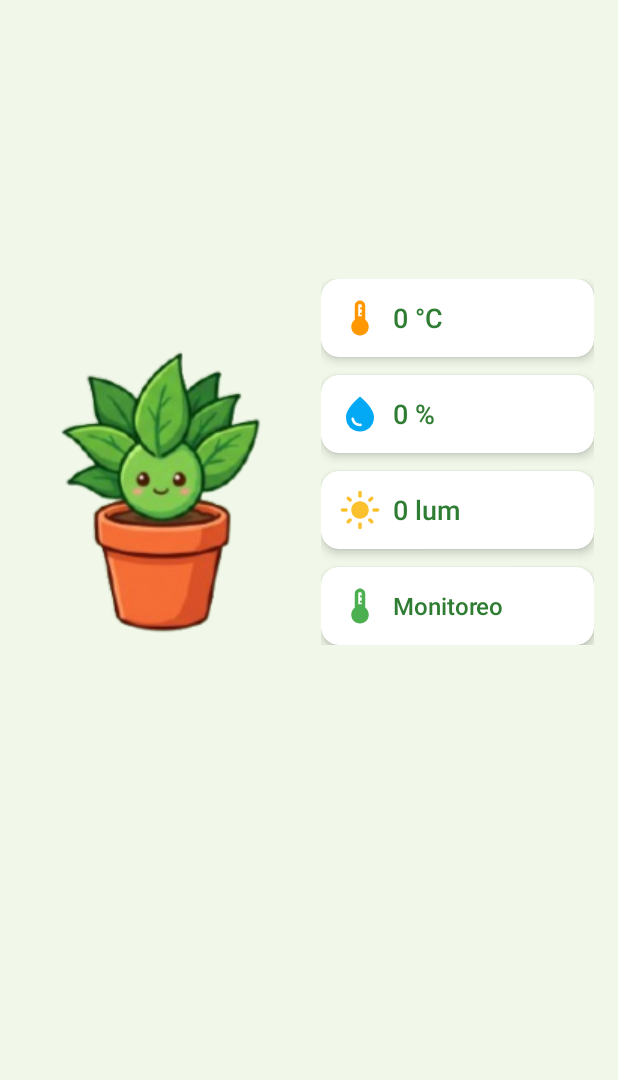
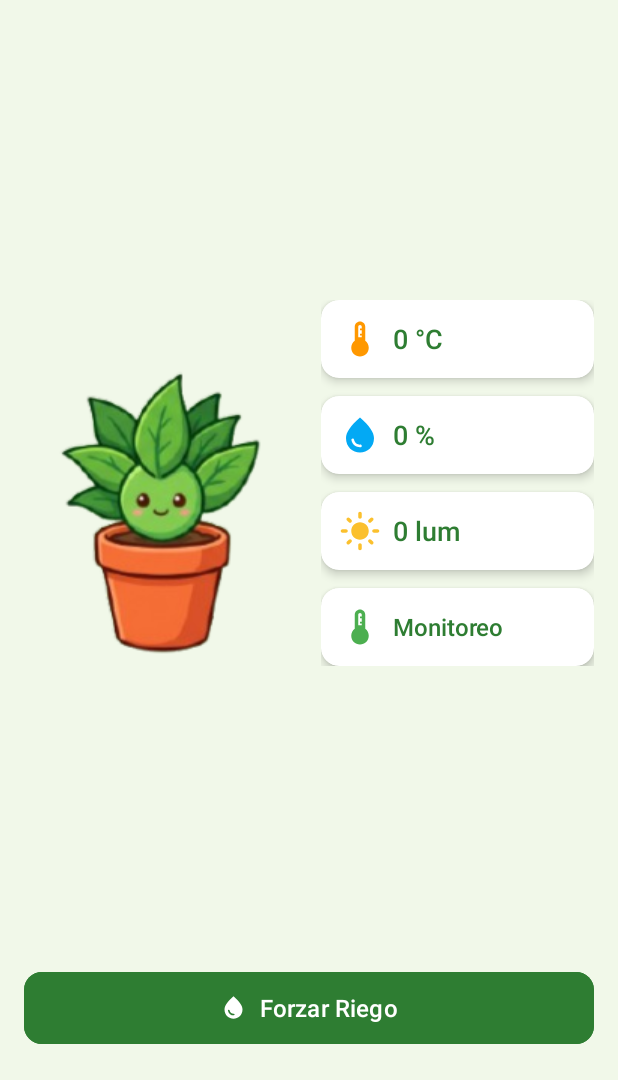
Before and after one commit to UNLAM-SOA/2026-SOA-Q2-L5, an Android app: the screen it shows after launch (MainActivity), on a phone screen of 412 x 824 dp, the part 156-1236 px from its top. Run offline under Robolectric (Android 15) with nearby library versions, the phone set to English and light mode, and no system bars; libraries missing offline, so code that uses them is left out: org.eclipse.paho; 8 statements that could not run were skipped.

Commit message:
Add button for forcing irrigation in layout

```diff
--- a/Android/Proyecto_sin_Vibecoding/app/src/main/res/layout/activity_main.xml
+++ b/Android/Proyecto_sin_Vibecoding/app/src/main/res/layout/activity_main.xml
@@ -1,7 +1,4 @@
 <?xml version="1.0" encoding="utf-8"?>
-
-
-
 <androidx.constraintlayout.widget.ConstraintLayout xmlns:android="http://schemas.android.com/apk/res/android"
     xmlns:app="http://schemas.android.com/apk/res-auto"
     xmlns:tools="http://schemas.android.com/tools"
@@ -11,6 +8,7 @@
     android:background="#F1F8E9"
     tools:context=".MainActivity">
 
+    <!-- Barra superior -->
     <include
         android:id="@+id/miTopBar"
         layout="@layout/layout_navbar"
@@ -18,15 +16,17 @@
         android:layout_height="wrap_content"
         app:layout_constraintTop_toTopOf="parent" />
 
+    <!-- Contenedor central: Planta a la izquierda, Stats a la derecha -->
     <LinearLayout
+        android:id="@+id/llContenidoCentral"
         android:layout_width="match_parent"
-        android:layout_height="match_parent"
+        android:layout_height="0dp"
         android:orientation="horizontal"
         android:padding="16dp"
-        app:layout_constraintBottom_toBottomOf="parent"
+        app:layout_constraintBottom_toTopOf="@+id/btnForzarRiego"
         app:layout_constraintEnd_toEndOf="parent"
         app:layout_constraintStart_toStartOf="parent"
-        app:layout_constraintTop_toTopOf="parent">
+        app:layout_constraintTop_toBottomOf="@+id/miTopBar">
 
         <!-- Mitad Izquierda (50%): Imagen de la Planta -->
         <ImageView
@@ -192,4 +192,26 @@
         </LinearLayout>
     </LinearLayout>
 
+    <!-- Nuevo Botón: Forzar Riego -->
+    <com.google.android.material.button.MaterialButton
+        android:id="@+id/btnForzarRiego"
+        android:layout_width="match_parent"
+        android:layout_height="56dp"
+        android:layout_marginStart="16dp"
+        android:layout_marginEnd="16dp"
+        android:layout_marginBottom="20dp"
+        android:backgroundTint="#2E7D32"
+        android:fontFamily="sans-serif-medium"
+        android:text="Forzar Riego"
+        android:textColor="#FFFFFF"
+        android:textSize="16sp"
+        app:cornerRadius="12dp"
+        app:icon="@drawable/baseline_water_drop_24"
+        app:iconGravity="textStart"
+        app:iconPadding="8dp"
+        app:iconTint="#FFFFFF"
+        app:layout_constraintBottom_toBottomOf="parent"
+        app:layout_constraintEnd_toEndOf="parent"
+        app:layout_constraintStart_toStartOf="parent" />
+
 </androidx.constraintlayout.widget.ConstraintLayout>
```
